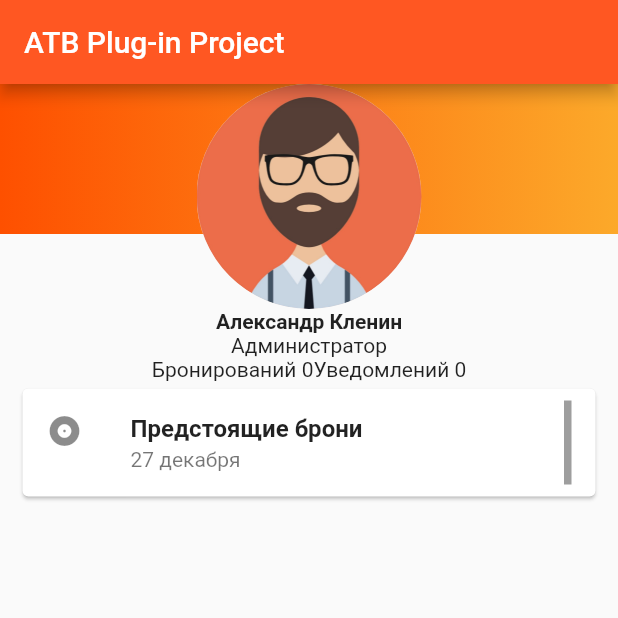
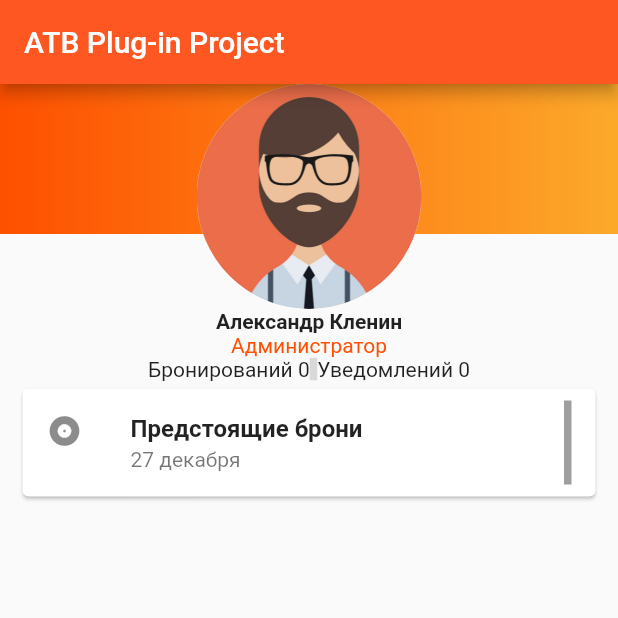
Before and after one commit to WordyArc/atb_plugin, a Flutter app: the screen it shows after launch, on a phone screen of 412 x 824 dp, the top half of it. Run offline on Flutter 3.47's test engine with Material 2 defaults, Android fonts, the phone set to English and light mode, and no system bars.

Commit message:
Update profile screen: minor changes

```diff
--- a/lib/ui/screens/profile.dart
+++ b/lib/ui/screens/profile.dart
@@ -56,12 +56,22 @@ class _ProfileState extends State<Profile> {
                 ],
               ),
             ),
-            Text('Александр Кленин', style: TextStyle(fontWeight: FontWeight.bold),),
-            Text('Администратор'),
+            const Text('Александр Кленин', style: TextStyle(fontWeight: FontWeight.bold),),
+            const Text(
+              'Администратор',
+              style: TextStyle(
+                color: Color(0xFFFE5000),
+              ),
+            ),
             Row(
-              children: const [
+              children: [
                 Spacer(),
                 Text('Бронирований 0'),
+                Container(
+                  height: 15,
+                  width: 5,
+                  color: const Color(0xFFD9D9D9),
+                ),
                 Text('Уведомлений 0'),
                 Spacer(),
               ],
```
